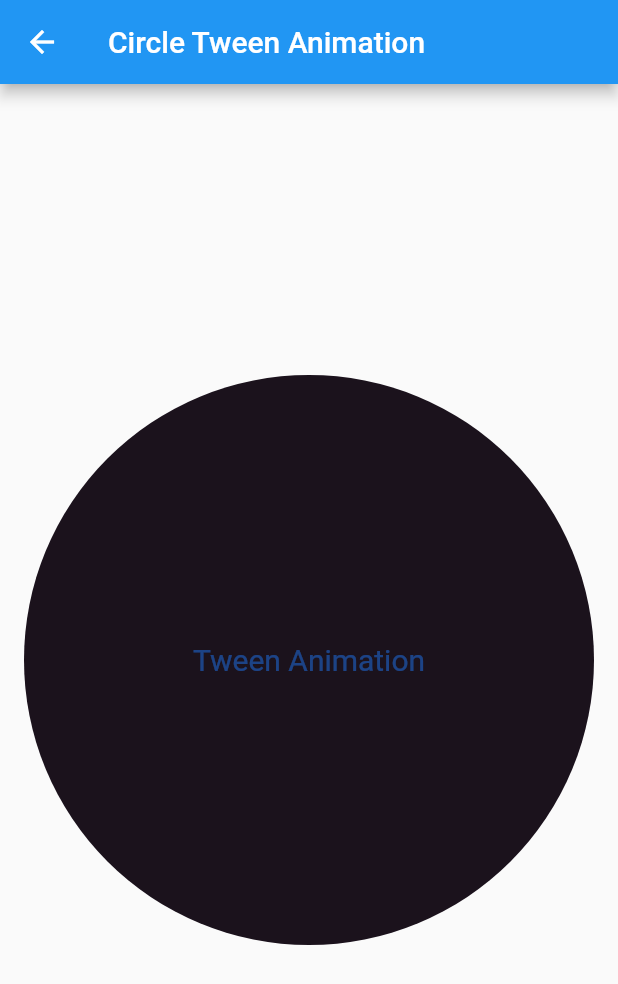
After one commit to lysyshaky/AnimatedContainer, a Flutter app: the screen it shows after launch, after a tap on "Circle Color Animation", on a phone screen of 412 x 824 dp. The commit adds this screen. Shown: the top 984 px of the screen. Run offline on Flutter 3.47's test engine with Material 2 defaults, Android fonts, the phone set to English and light mode, and no system bars.

Commit message:
tween animatin, hero image animation, zoom

```diff
--- /dev/null
+++ b/lib/animations /tween_animation.dart
@@ -0,0 +1,93 @@
+import 'dart:math';
+
+import 'package:flutter/material.dart';
+
+class TweenAnimation extends StatefulWidget {
+  const TweenAnimation({super.key});
+
+  @override
+  State<TweenAnimation> createState() => _TweenAnimationState();
+}
+
+class _TweenAnimationState extends State<TweenAnimation> {
+  var _color = getRandomColor();
+  @override
+  Widget build(BuildContext context) {
+    return Scaffold(
+      appBar: AppBar(
+        title: const Text('Circle Tween Animation'),
+        leading: IconButton(
+          icon: const Icon(Icons.arrow_back),
+          onPressed: () {
+            Navigator.of(context).pop();
+          },
+        ),
+      ),
+      body: Padding(
+        padding: const EdgeInsets.all(16.0),
+        child: Center(
+          child: ClipPath(
+            clipper: const CircleClipper(),
+            child: TweenAnimationBuilder(
+              tween: ColorTween(begin: getRandomColor(), end: _color),
+              onEnd: () {
+                setState(() {
+                  _color = getRandomColor();
+                });
+              },
+              duration: const Duration(seconds: 1),
+              child: Container(
+                width: MediaQuery.of(context).size.width,
+                height: MediaQuery.of(context).size.width,
+                color: Colors.red,
+                child: const Center(
+                  child: Text(
+                    'Tween Animation',
+                    style: TextStyle(
+                      color: Colors.white,
+                      fontSize: 20,
+                    ),
+                  ),
+                ),
+              ),
+              builder: (context, color, child) {
+                return ColorFiltered(
+                  colorFilter: ColorFilter.mode(
+                    color as Color,
+                    BlendMode.modulate,
+                  ),
+                  child: child!,
+                );
+              },
+            ),
+          ),
+        ),
+      ),
+    );
+  }
+}
+
+Color getRandomColor() => Color((Random().nextDouble() * 0xFFFFFF).toInt() << 0).withOpacity(1.0);
+
+class CircleClipper extends CustomClipper<Path> {
+  const CircleClipper();
+
+  @override
+  Path getClip(Size size) {
+    final path = Path();
+
+    final rect = Rect.fromCircle(
+      center: Offset(size.width / 2, size.height / 2),
+      radius: size.width / 2,
+    );
+    path.addOval(
+      rect,
+    );
+    return path;
+  }
+
+  @override
+  bool shouldReclip(covariant CustomClipper<Path> oldClipper) {
+    return false;
+  }
+}
--- a/lib/home.dart
+++ b/lib/home.dart
@@ -1,5 +1,8 @@
 import 'package:animation_1/animations%20/3d_animation.dart';
 import 'package:animation_1/animations%20/cirlce_animation.dart';
+import 'package:animation_1/animations%20/hero_image_animation.dart';
+import 'package:animation_1/animations%20/tween_animation.dart';
+import 'package:animation_1/animations%20/zoom_image_animation.dart';
 import 'package:flutter/material.dart';
 
 import 'animations /container_animation.dart';
@@ -45,6 +48,30 @@ class _HomePageState extends State<HomePage> {
               },
               child: const Text('3D Animation'),
             ),
+            const SizedBox(height: 20),
+            ElevatedButton(
+              onPressed: () {
+                Navigator.of(context)
+                    .push(MaterialPageRoute(builder: (context) => const HeroImageAnimation()));
+              },
+              child: const Text('Image Hero Animation'),
+            ),
+            const SizedBox(height: 20),
+            ElevatedButton(
+              onPressed: () {
+                Navigator.of(context)
+                    .push(MaterialPageRoute(builder: (context) => const ZoomAnimation()));
+              },
+              child: const Text('Zoom Animation'),
+            ),
+            const SizedBox(height: 20),
+            ElevatedButton(
+              onPressed: () {
+                Navigator.of(context)
+                    .push(MaterialPageRoute(builder: (context) => const TweenAnimation()));
+              },
+              child: const Text('Circle Color Animation'),
+            ),
           ],
         ),
       ),
--- a/lib/main.dart
+++ b/lib/main.dart
@@ -3,6 +3,9 @@ import 'package:animation_1/animations%20/cirlce_animation.dart';
 import 'package:flutter/material.dart';
 
 import 'animations /container_animation.dart';
+import 'animations /hero_image_animation.dart';
+import 'animations /tween_animation.dart';
+import 'animations /zoom_image_animation.dart';
 import 'home.dart';
 
 void main() {
@@ -24,6 +27,9 @@ class MyApp extends StatelessWidget {
         '/containerAnimation': (context) => const ContainerAnimation(),
         '/circleAnimation': (context) => const CircleAnimation(),
         '/3dAnimation': (context) => const Animation3D(),
+        '/heroImageAnimation': (context) => const HeroImageAnimation(),
+        '/zoomImageAnimation': (context) => const ZoomAnimation(),
+        '/tweenAnimation': (context) => const TweenAnimation(),
       },
     );
   }
--- a/pubspec.yaml
+++ b/pubspec.yaml
@@ -60,9 +60,9 @@ flutter:
   uses-material-design: true
 
   # To add assets to your application, add an assets section, like this:
-  # assets:
-  #   - images/a_dot_burr.jpeg
-  #   - images/a_dot_ham.jpeg
+  assets:
+     - assets/images/work.jpeg
+
 
   # An image asset can refer to one or more resolution-specific "variants", see
   # https://flutter.dev/assets-and-images/#resolution-aware
```
Also changed, not shown: lib/animations /hero_image_animation.dart (added, +229 -0 lines), lib/animations /zoom_image_animation.dart (added, +52 -0 lines), assets/images/work.jpeg (added).
